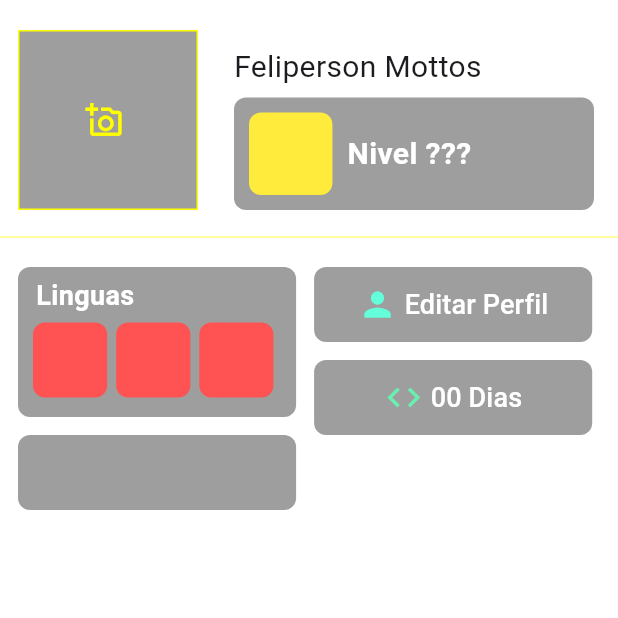
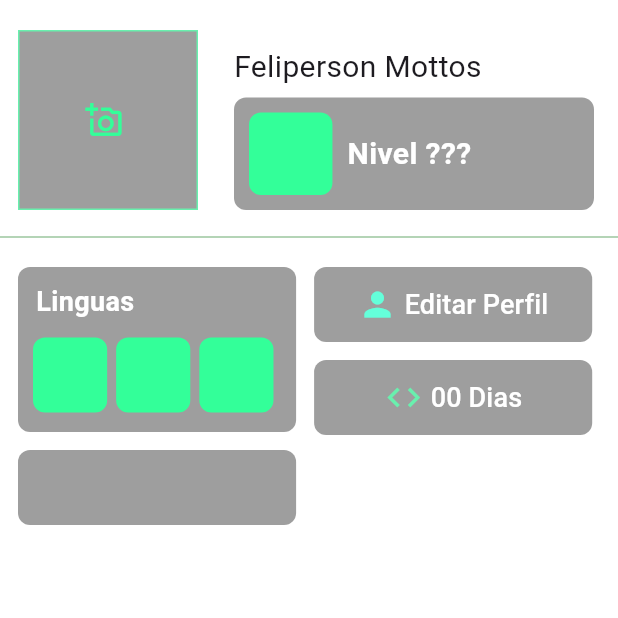
Before and after one commit to Ludige/CodeBreak, a Flutter app: the ProfileScreen screen opened by its route, on a phone screen of 412 x 824 dp, the top half of it. Run offline on Flutter 3.47's test engine with Material 3 defaults, Android fonts, the phone set to English and light mode, and no system bars; our stand-ins replace get; missing offline and left inert: dart:ffi; Roboto replaces fonts that are missing (Imprima-Regular).

Commit message:
Mudanças de Design nas telas

```diff
--- a/Frontend/lib/Misc/Themes/pattern_colors.dart
+++ b/Frontend/lib/Misc/Themes/pattern_colors.dart
@@ -2,4 +2,5 @@ import 'package:flutter/material.dart';
 
 class PatternColors {
   static Color onyx = const Color(0xFF272727);
+  static Color springGreen = const Color(0xFF33FF99);
 }
--- a/Frontend/lib/Misc/Themes/themes.dart
+++ b/Frontend/lib/Misc/Themes/themes.dart
@@ -8,7 +8,7 @@ class Themes extends GetxController {
 
   static ThemeData darkTheme = ThemeData(
     brightness: Brightness.dark,
-    primarySwatch: Colors.yellow,
+    primarySwatch: Colors.green,
     scaffoldBackgroundColor: CustomizedColors.darkBackground,
     appBarTheme: AppBarTheme(
       backgroundColor: CustomizedColors.darkBackground,
--- a/Frontend/lib/Screens/profile_screen.dart
+++ b/Frontend/lib/Screens/profile_screen.dart
@@ -1,5 +1,6 @@
 import 'package:duocode/Components/text_button_component.dart';
 import 'package:duocode/Components/custom_box_component.dart';
+import 'package:duocode/Misc/Themes/pattern_colors.dart';
 import 'package:flutter/material.dart';
 import 'package:get/get.dart';
 
@@ -34,12 +35,12 @@ class _ProfileScreenState extends State<ProfileScreen> {
                         decoration: BoxDecoration(
                           color: Colors.black38,
                           border: Border.all(
-                            color: Colors.yellowAccent,
+                            color: Colors.greenAccent,
                           ),
                         ),
                         child: ComponentTextButton(
                           icon: Icons.add_a_photo_outlined,
-                          iconColor: Colors.yellowAccent,
+                          iconColor: PatternColors.springGreen,
                           iconSize: 25,
                           onPressed: () {},
                         )),
@@ -71,7 +72,7 @@ class _ProfileScreenState extends State<ProfileScreen> {
                                 ComponentCustomBox(
                                   height: 55,
                                   width: 13.5,
-                                  backgroundColor: Colors.yellow,
+                                  backgroundColor: PatternColors.springGreen,
                                   margin: const EdgeInsets.symmetric(
                                       horizontal: 10),
                                 ),
@@ -90,8 +91,8 @@ class _ProfileScreenState extends State<ProfileScreen> {
                   ),
                 ],
               ),
-              const Divider(
-                color: Colors.yellowAccent,
+              Divider(
+                color: Colors.green[700],
                 thickness: 0.5,
               ),
               Row(
@@ -104,12 +105,13 @@ class _ProfileScreenState extends State<ProfileScreen> {
                       //Left
                       children: [
                         ComponentCustomBox(
-                          height: 100,
+                          height: 110,
                           child: Column(
                             crossAxisAlignment: CrossAxisAlignment.start,
                             children: [
                               Container(
-                                margin: const EdgeInsets.only(top: 6, left: 12),
+                                margin: const EdgeInsets.only(
+                                    top: 10, bottom: 6, left: 12),
                                 child: ComponentText(
                                   text: "Linguas",
                                   color: Colors.white,
@@ -123,6 +125,7 @@ class _ProfileScreenState extends State<ProfileScreen> {
                                     const EdgeInsets.only(left: 10, right: 10),
                                 child: ListView.separated(
                                   scrollDirection: Axis.horizontal,
+
                                   itemCount: 5,
                                   separatorBuilder: (context, index) {
                                     // Space Between
@@ -133,7 +136,8 @@ class _ProfileScreenState extends State<ProfileScreen> {
                                       width: 12,
                                       margin: const EdgeInsets.symmetric(
                                           vertical: 5),
-                                      backgroundColor: Colors.redAccent,
+                                      backgroundColor:
+                                          PatternColors.springGreen,
                                     );
                                   },
                                 ),
--- a/Frontend/lib/main.dart
+++ b/Frontend/lib/main.dart
@@ -15,13 +15,13 @@ void main() {
       title: 'Code Break',
       theme: Themes.lightTheme,
       darkTheme: Themes.darkTheme,
-      themeMode: ThemeMode.system,
+      themeMode: ThemeMode.light,
       translations: Languages(),
       locale: Get.deviceLocale,
       fallbackLocale: const Locale('pt', 'BR'),
-      initialRoute: '/activity',
+      initialRoute: '/hud',
       routes: {
-        //   '/splash': (context) => const ScreenSplash(),
+        // '/splash': (context) => const ScreenSplash(),
         '/hud': (context) => const Hud(),
         '/home': (context) => const LessonsScreen(),
         '/profile': (context) => const ProfileScreen(),
```
Also changed, not shown: Frontend/lib/Components/navigation_component.dart (+6 -5 lines), Frontend/lib/Screens/lessons_screen.dart (+19 -3 lines).
